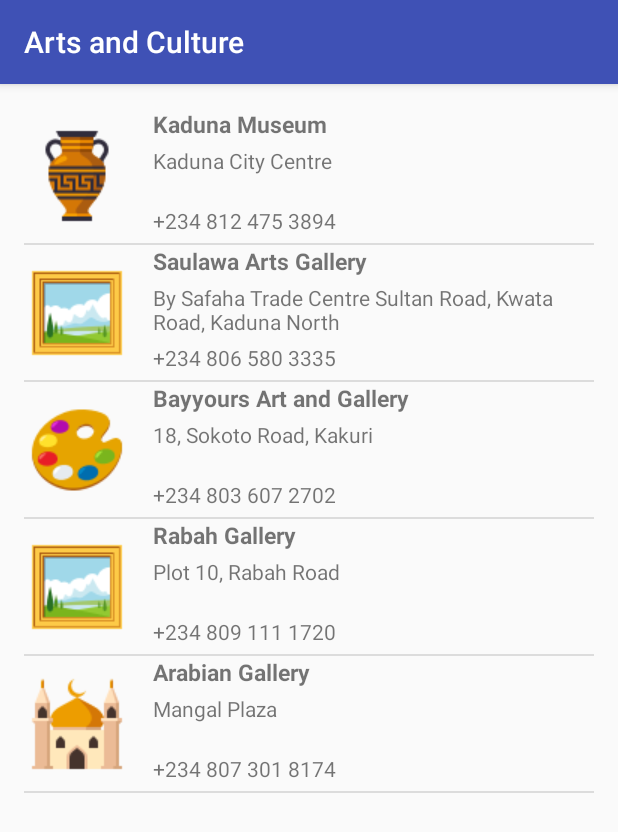
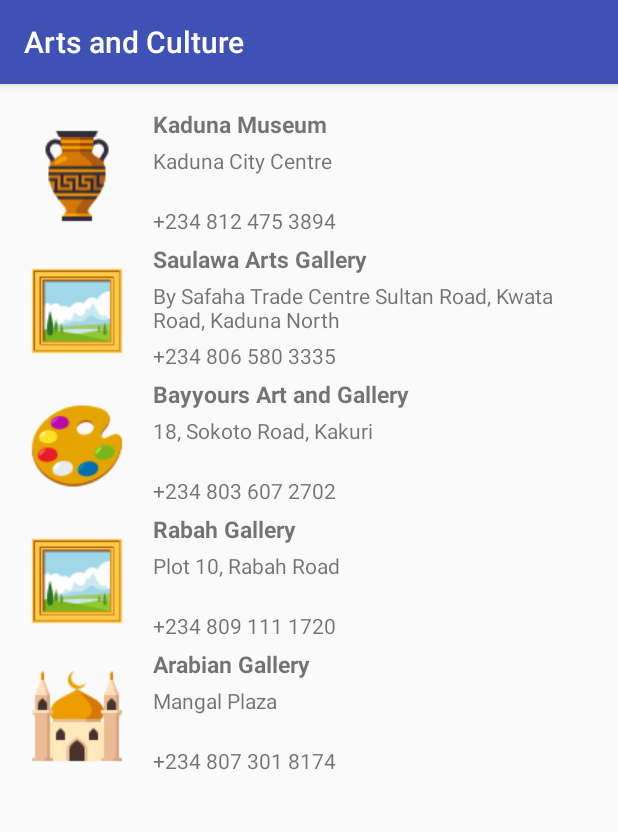
Before and after one commit to MercyMarkus/andela-scholarship-android-development-for-beginners, an Android app: the Arts_CultureActivity screen opened directly, with no data from a screen before it, on a phone screen of 412 x 824 dp. Shown: the top 832 px of the screen. Run offline under Robolectric (Android 15) with nearby library versions, the phone set to English and light mode, and no system bars.

Commit message:
Removed horizontal divider from list items

```diff
--- a/TourKadunaCity/app/src/main/res/layout/places_list.xml
+++ b/TourKadunaCity/app/src/main/res/layout/places_list.xml
@@ -4,6 +4,8 @@
     android:layout_width="match_parent"
     android:layout_height="match_parent"
     android:orientation="vertical"
-    android:padding="16dp">
+    android:padding="16dp"
+    android:divider="@null"
+    android:dividerHeight="0dp">
 
 </ListView>
```
